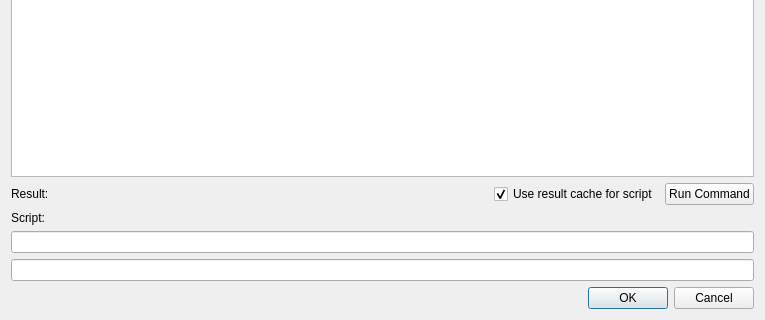
First picture: the form in XMonitor/ui/StepScriptDialog.ui, repository yewberry/yewtic, before the edit; both pictures show x 0 to 765 and y 173 to 493 of the 765 by 493 pixel window.
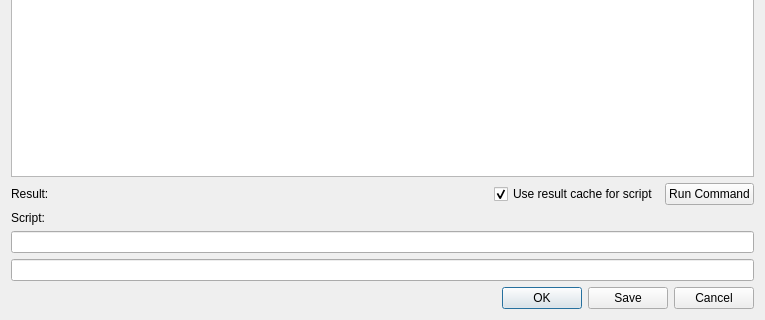
Second picture: the form after the edit.

Patch:
```diff
--- a/XMonitor/ui/StepScriptDialog.ui
+++ b/XMonitor/ui/StepScriptDialog.ui
@@ -102,7 +102,7 @@
    <item>
     <widget class="QDialogButtonBox" name="buttonBox">
      <property name="standardButtons">
-      <set>QDialogButtonBox::Cancel|QDialogButtonBox::Ok</set>
+      <set>QDialogButtonBox::Cancel|QDialogButtonBox::Ok|QDialogButtonBox::Save</set>
      </property>
     </widget>
    </item>
```
